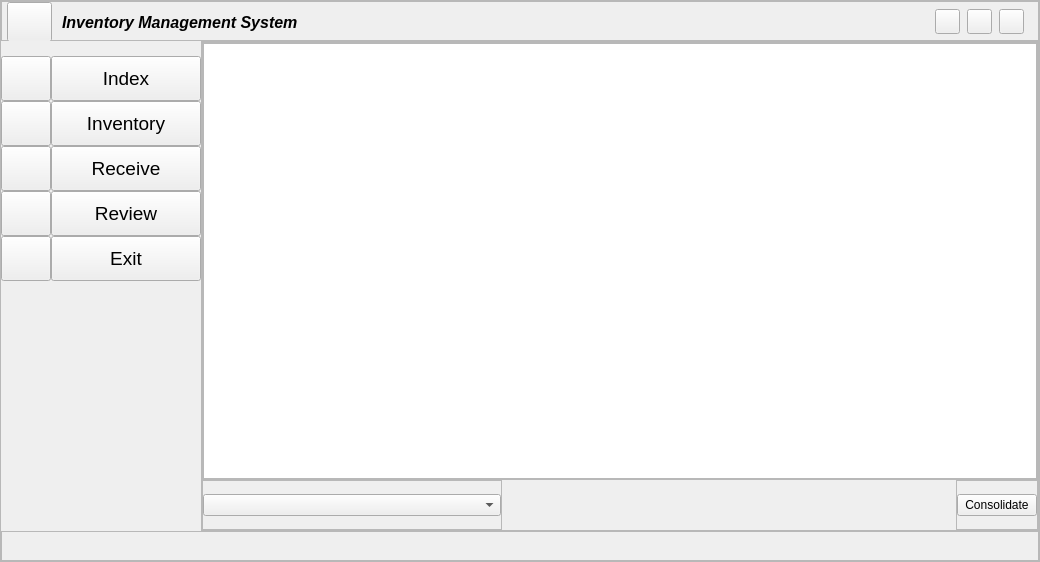
Old version of the form ui/app.ui in the repository bddipu/inventory.
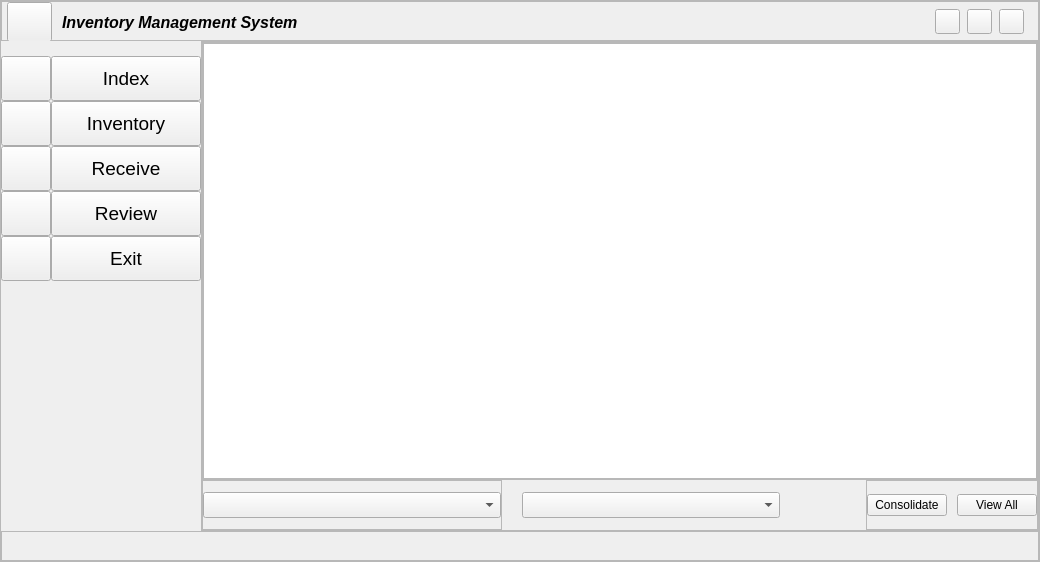
New version of the form. Icons and pictures are not drawn.

```diff
--- a/ui/app.ui
+++ b/ui/app.ui
@@ -1395,11 +1395,48 @@
                               <number>0</number>
                              </property>
                              <item>
-                              <widget class="QComboBox" name="itemList_cmb"/>
+                              <widget class="QComboBox" name="itemList_cmb">
+                               <property name="font">
+                                <font>
+                                 <pointsize>11</pointsize>
+                                </font>
+                               </property>
+                               <property name="editable">
+                                <bool>false</bool>
+                               </property>
+                              </widget>
                              </item>
                             </layout>
                            </widget>
                           </item>
+                          <item>
+                           <spacer name="horizontalSpacer_12">
+                            <property name="orientation">
+                             <enum>Qt::Horizontal</enum>
+                            </property>
+                            <property name="sizeType">
+                             <enum>QSizePolicy::Fixed</enum>
+                            </property>
+                            <property name="sizeHint" stdset="0">
+                             <size>
+                              <width>20</width>
+                              <height>20</height>
+                             </size>
+                            </property>
+                           </spacer>
+                          </item>
+                          <item>
+                           <widget class="QComboBox" name="itemCode_cmb">
+                            <property name="font">
+                             <font>
+                              <pointsize>11</pointsize>
+                             </font>
+                            </property>
+                            <property name="editable">
+                             <bool>false</bool>
+                            </property>
+                           </widget>
+                          </item>
                           <item alignment="Qt::AlignRight">
                            <widget class="QFrame" name="frame">
                             <property name="frameShape">
@@ -1431,6 +1468,13 @@
                                </property>
                               </widget>
                              </item>
+                             <item>
+                              <widget class="QPushButton" name="btn_stockExpand">
+                               <property name="text">
+                                <string>View All</string>
+                               </property>
+                              </widget>
+                             </item>
                             </layout>
                            </widget>
                           </item>
```
Left out of the diff: 2 changed lines with no effect on the pictures.
